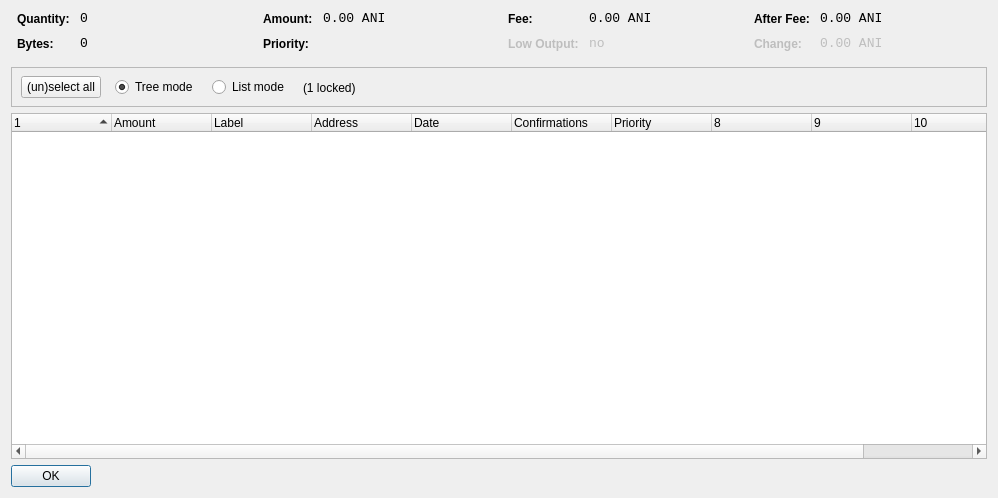
First picture: the form in src/qt/forms/coincontroldialog.ui, repository Animecointeam/Animecoin, before the edit.
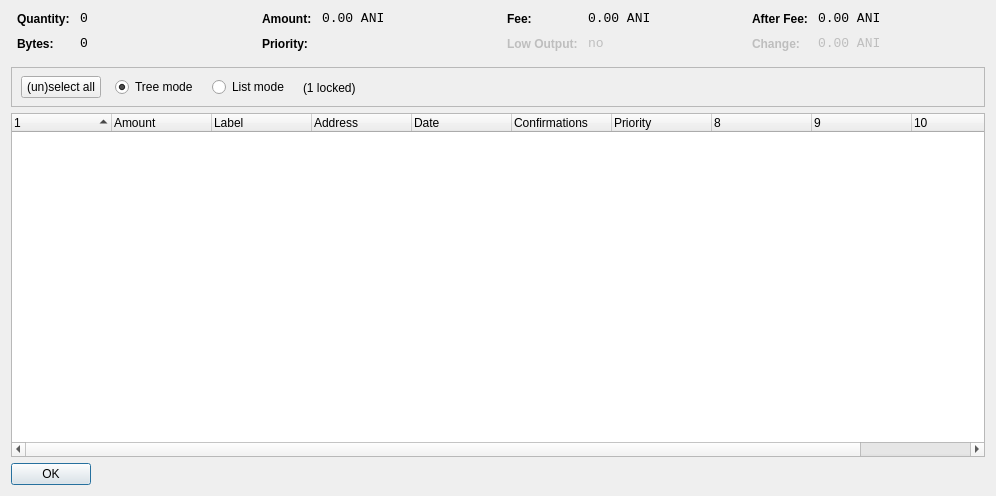
Second picture: the form after the edit. Custom widgets are drawn as their Qt base class.

The edit to the form file:
```diff
--- a/src/qt/forms/coincontroldialog.ui
+++ b/src/qt/forms/coincontroldialog.ui
@@ -6,8 +6,8 @@
    <rect>
     <x>0</x>
     <y>0</y>
-    <width>998</width>
-    <height>498</height>
+    <width>996</width>
+    <height>496</height>
    </rect>
   </property>
   <property name="windowTitle">
```
Left out of the diff: 2 changed lines with no effect on the pictures.
